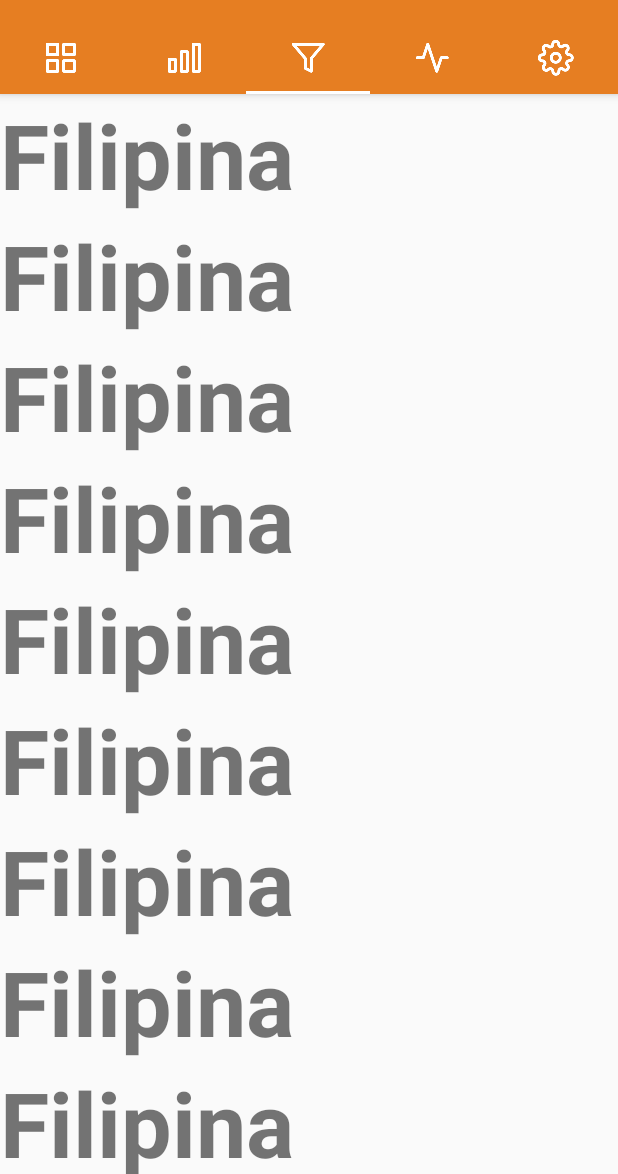
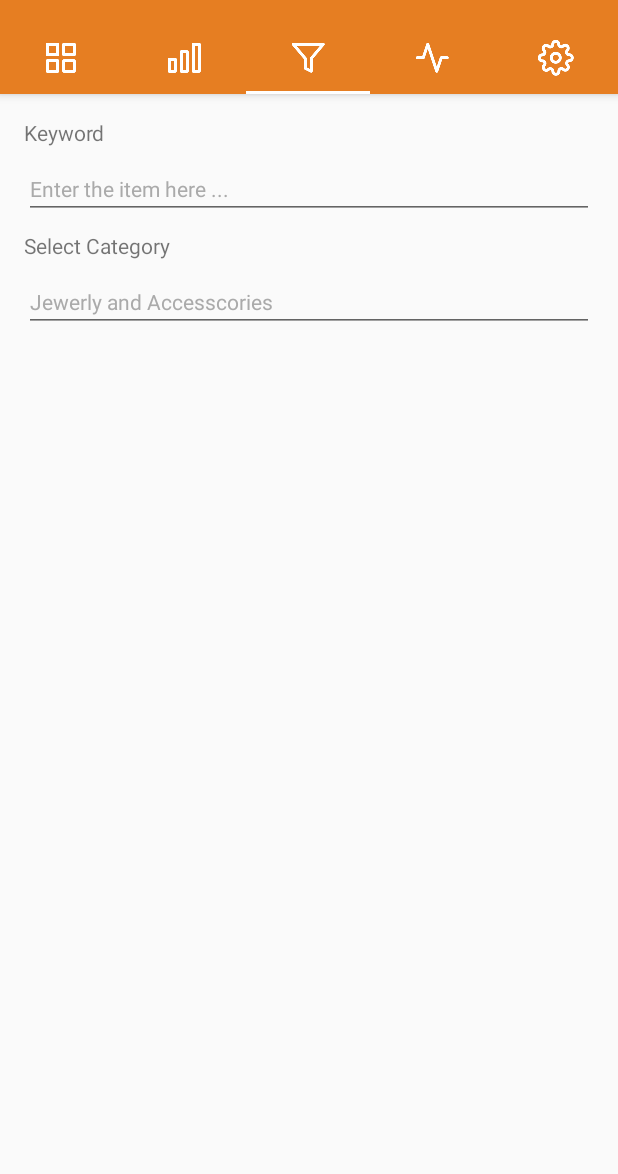
Before and after one commit to pampams/testing, an Android app: the screen it shows after launch (MainActivity), tab 3 chosen, on a phone screen of 412 x 824 dp, the part 62-1236 px from its top. Run offline under Robolectric (Android 15) with nearby library versions, the phone set to English and light mode, and no system bars.

Commit message:
tambah fragment

```diff
--- a/app/src/main/res/layout/fragment_four.xml
+++ b/app/src/main/res/layout/fragment_four.xml
@@ -1,16 +1,26 @@
 <?xml version="1.0" encoding="utf-8"?>
 <RelativeLayout xmlns:android="http://schemas.android.com/apk/res/android"
+    xmlns:app="http://schemas.android.com/apk/res-auto"
     xmlns:tools="http://schemas.android.com/tools"
     android:layout_width="match_parent"
     android:layout_height="match_parent"
     tools:context="com.example.d.myapplication.MainActivityFragment">
 
-    <TextView
-        android:layout_width="wrap_content"
-        android:layout_height="wrap_content"
-        android:text="@string/two"
-        android:textSize="40dp"
-        android:textStyle="bold"
-        android:layout_centerInParent="true"/>
 
+    <ScrollView
+        android:layout_width="match_parent"
+        android:layout_height="match_parent">
+
+        <LinearLayout
+            android:layout_width="match_parent"
+            android:layout_height="wrap_content"
+            android:orientation="vertical" >
+
+            <QuickContactBadge
+                android:id="@+id/quickContactBadge"
+                android:layout_width="match_parent"
+                android:layout_height="wrap_content"
+                android:src="@drawable/card_1" />
+        </LinearLayout>
+    </ScrollView>
 </RelativeLayout>
--- a/app/src/main/res/layout/fragment_three.xml
+++ b/app/src/main/res/layout/fragment_three.xml
@@ -13,95 +13,43 @@
         <LinearLayout
             android:layout_width="match_parent"
             android:layout_height="wrap_content"
-            android:orientation="vertical" >
+            android:orientation="vertical"
+            android:padding="16sp">
 
             <TextView
                 android:id="@+id/textView1"
                 android:layout_width="match_parent"
                 android:layout_height="wrap_content"
-                android:text="@string/three"
-                android:textSize="60dp"
-                android:textStyle="bold" />
+                android:text="Keyword"
+                android:textSize="14sp" />
+
+            <AutoCompleteTextView
+                android:id="@+id/autoCompleteTextView"
+                android:layout_width="match_parent"
+                android:layout_height="wrap_content"
+                android:layout_marginTop="8sp"
+                android:text="Enter the item here ..."
+                android:textAppearance="@style/TextAppearance.AppCompat.Body1"
+                android:textColor="@android:color/darker_gray"
+                android:textSize="14sp" />
 
             <TextView
                 android:id="@+id/textView2"
                 android:layout_width="match_parent"
                 android:layout_height="wrap_content"
-                android:text="@string/three"
-                android:textSize="60dp"
-                android:textStyle="bold" />
+                android:layout_marginTop="8sp"
+                android:text="Select Category" />
 
-            <TextView
-                android:id="@+id/textView3"
+            <AutoCompleteTextView
+                android:id="@+id/autoCompleteTextView2"
                 android:layout_width="match_parent"
                 android:layout_height="wrap_content"
-                android:text="@string/three"
-                android:textSize="60dp"
-                android:textStyle="bold" />
+                android:layout_marginTop="8sp"
+                android:text="Jewerly and Accesscories"
+                android:textAppearance="@style/TextAppearance.AppCompat.Body1"
+                android:textColor="@android:color/darker_gray"
+                android:textSize="14sp" />
 
-            <TextView
-                android:id="@+id/textView4"
-                android:layout_width="match_parent"
-                android:layout_height="wrap_content"
-                android:text="@string/three"
-                android:textSize="60dp"
-                android:textStyle="bold" />
-
-            <TextView
-                android:id="@+id/textView5"
-                android:layout_width="match_parent"
-                android:layout_height="wrap_content"
-                android:text="@string/three"
-                android:textSize="60dp"
-                android:textStyle="bold" />
-
-            <TextView
-                android:id="@+id/textView6"
-                android:layout_width="match_parent"
-                android:layout_height="wrap_content"
-                android:text="@string/three"
-                android:textSize="60dp"
-                android:textStyle="bold" />
-
-            <TextView
-                android:id="@+id/textView7"
-                android:layout_width="match_parent"
-                android:layout_height="wrap_content"
-                android:text="@string/three"
-                android:textSize="60dp"
-                android:textStyle="bold" />
-
-            <TextView
-                android:id="@+id/textView8"
-                android:layout_width="match_parent"
-                android:layout_height="wrap_content"
-                android:text="@string/three"
-                android:textSize="60dp"
-                android:textStyle="bold" />
-
-            <TextView
-                android:id="@+id/textView9"
-                android:layout_width="match_parent"
-                android:layout_height="wrap_content"
-                android:text="@string/three"
-                android:textSize="60dp"
-                android:textStyle="bold" />
-
-            <TextView
-                android:id="@+id/textView10"
-                android:layout_width="match_parent"
-                android:layout_height="wrap_content"
-                android:text="@string/three"
-                android:textSize="60dp"
-                android:textStyle="bold" />
-
-            <TextView
-                android:id="@+id/textView11"
-                android:layout_width="match_parent"
-                android:layout_height="wrap_content"
-                android:text="@string/three"
-                android:textSize="60dp"
-                android:textStyle="bold" />
         </LinearLayout>
     </ScrollView>
 </RelativeLayout>
--- a/app/src/main/res/layout/fragment_two.xml
+++ b/app/src/main/res/layout/fragment_two.xml
@@ -5,12 +5,20 @@
     android:layout_height="match_parent"
     tools:context="com.example.d.myapplication.MainActivityFragment">
 
-    <TextView
-        android:layout_width="wrap_content"
-        android:layout_height="wrap_content"
-        android:text="@string/two"
-        android:textSize="40dp"
-        android:textStyle="bold"
-        android:layout_centerInParent="true"/>
 
+    <ScrollView
+        android:layout_width="match_parent"
+        android:layout_height="match_parent">
+
+        <LinearLayout
+            android:layout_width="match_parent"
+            android:layout_height="wrap_content"
+            android:orientation="vertical" >
+
+            <RatingBar
+                android:id="@+id/ratingBar"
+                android:layout_width="match_parent"
+                android:layout_height="wrap_content" />
+        </LinearLayout>
+    </ScrollView>
 </RelativeLayout>
```
